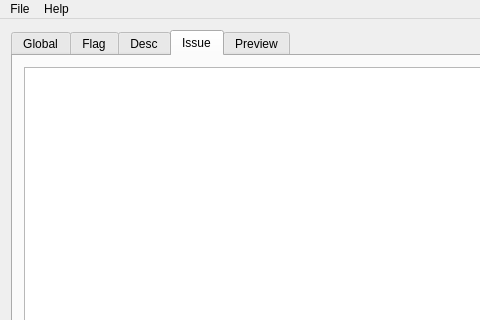
jopemachine-playground/Summary-Commenter, file CommentHelper/mainwindow.ui: the form before one commit; both pictures show x 0 to 480 and y 0 to 320 of the 698 by 448 pixel window.
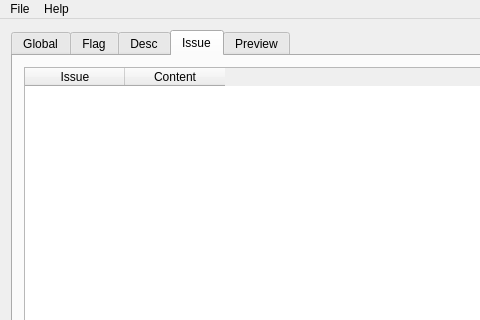
The form after the commit. The open tabs and pages were chosen to show the change. Icons and pictures are not drawn.

Diff of the .ui file:
```diff
--- a/CommentHelper/mainwindow.ui
+++ b/CommentHelper/mainwindow.ui
@@ -235,7 +235,18 @@
         <item>
          <layout class="QVBoxLayout" name="verticalLayout_5">
           <item>
-           <widget class="QTableWidget" name="tableWidget_3"/>
+           <widget class="QTableWidget" name="issueTblWidget">
+            <column>
+             <property name="text">
+              <string>Issue</string>
+             </property>
+            </column>
+            <column>
+             <property name="text">
+              <string>Content</string>
+             </property>
+            </column>
+           </widget>
           </item>
           <item>
            <layout class="QHBoxLayout" name="horizontalLayout_8">
```
Left out of the diff: 128 changed lines with no effect on the pictures.
